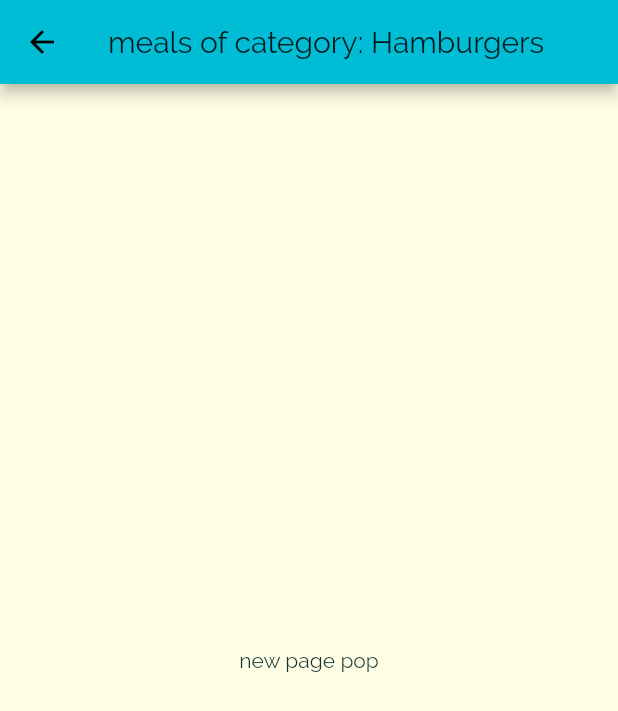
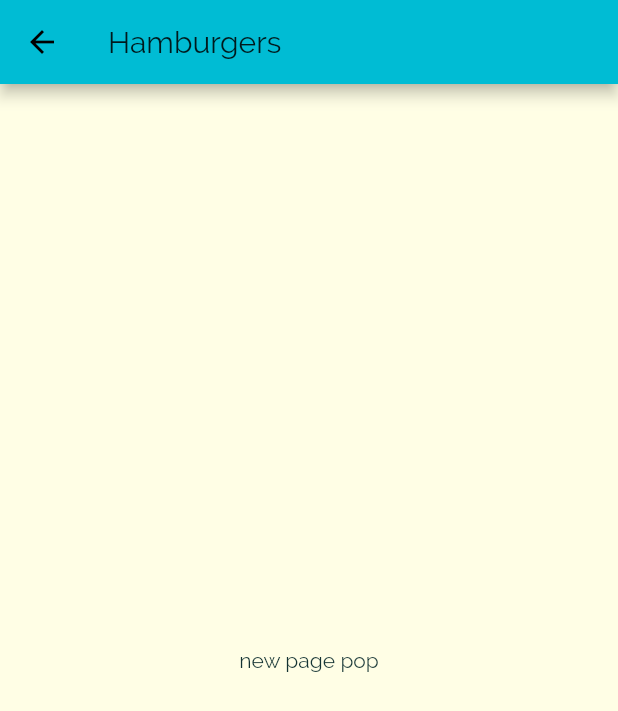
Before and after one commit to ofek4454/MealApp, a Flutter app: the screen it shows after launch, after a tap on "Hamburgers", on a phone screen of 412 x 824 dp. Shown: the top 711 px of the screen. Run offline on Flutter 3.47's test engine with Material 2 defaults, Android fonts, the phone set to English and light mode, and no system bars.

Commit message:
13062020

```diff
--- a/lib/main.dart
+++ b/lib/main.dart
@@ -1,3 +1,4 @@
+import 'package:MealsApp/screens/category_meals_screen.dart';
 import 'package:flutter/material.dart';
 
 import './screens/categorys_screen.dart';
@@ -29,6 +30,9 @@ class MyApp extends StatelessWidget {
             ),
       ),
       home: CategorysScreen(),
+      routes: {
+        '/categoryMeals' : (ctx) => CategoryMealsScreen()
+      },
     );
   }
 }
--- a/lib/screens/category_meals_screen.dart
+++ b/lib/screens/category_meals_screen.dart
@@ -4,15 +4,17 @@ import '../models/category.dart';
 
 class CategoryMealsScreen extends StatelessWidget {
 
-  final Category category;
+  //final Category category;
 
-  CategoryMealsScreen({@required this.category});
+  //CategoryMealsScreen();
 
   @override
   Widget build(BuildContext context) {
+    final category = ModalRoute.of(context).settings.arguments as Category;
+
     return Scaffold(
       appBar: AppBar(
-        title: Text('meals of category: ${category.title}'),
+        title: Text('${category.title}'),
       ),
       body: Center(
         child: Text('new page pop'),
--- a/lib/widgets/category_item.dart
+++ b/lib/widgets/category_item.dart
@@ -9,9 +9,7 @@ class CategoryItem extends StatelessWidget {
   const CategoryItem(this._category);
 
   void pageCategoryNavigator(BuildContext ctx){
-    Navigator.of(ctx).push(MaterialPageRoute(builder: (_){
-      return CategoryMealsScreen(category: _category);
-    },),);
+    Navigator.of(ctx).pushNamed('/categoryMeals' , arguments: _category);
   }
 
   @override
```
Also changed, not shown: lib/dataBases/maels_DB.dart (added), lib/models/meal.dart (added).
